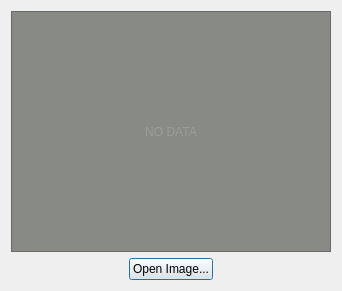
First picture: the form in demos/ImageViewer/src/gui/ImageDlg.ui, repository KevinEmiya/simpleCV, before the edit.
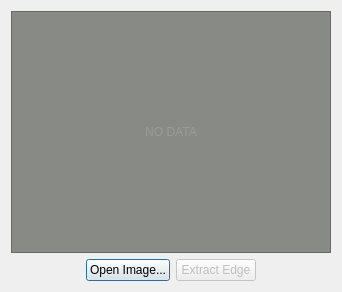
Second picture: the form after the edit.

```diff
--- a/demos/ImageViewer/src/gui/ImageDlg.ui
+++ b/demos/ImageViewer/src/gui/ImageDlg.ui
@@ -7,7 +7,7 @@
     <x>0</x>
     <y>0</y>
     <width>338</width>
-    <height>291</height>
+    <height>292</height>
    </rect>
   </property>
   <property name="windowTitle">
@@ -70,6 +70,16 @@
        </property>
       </widget>
      </item>
+     <item>
+      <widget class="QPushButton" name="btnEdge">
+       <property name="enabled">
+        <bool>false</bool>
+       </property>
+       <property name="text">
+        <string>Extract Edge</string>
+       </property>
+      </widget>
+     </item>
      <item>
       <spacer name="horizontalSpacer_2">
        <property name="orientation">
```
